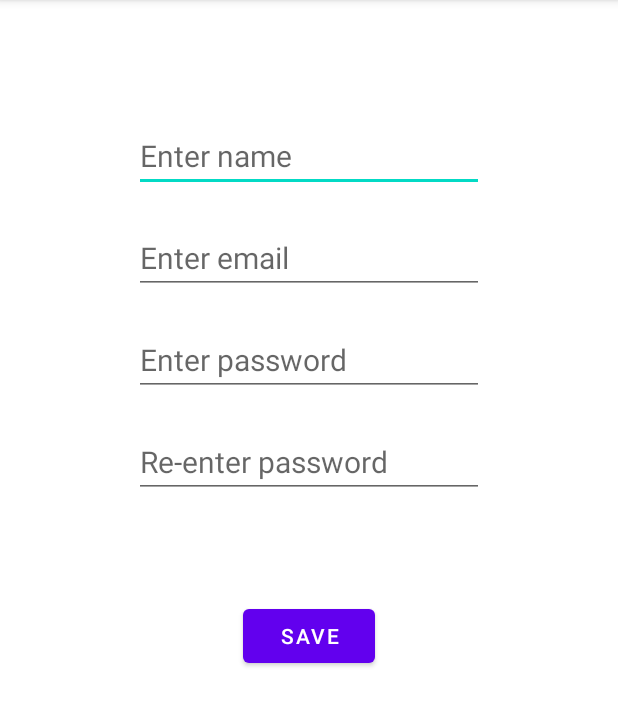
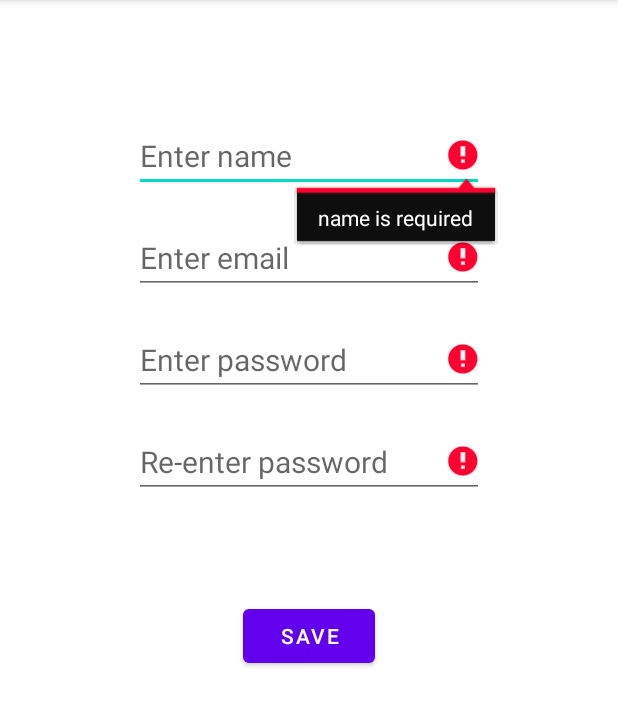
Before and after one commit to leo6liu/TU-CIS-3515-Assignment-02, an Android app: the screen it shows after launch (FormActivity), after a tap on "SAVE", on a phone screen of 412 x 824 dp, the part 84-810 px from its top. Run offline under Robolectric (Android 15) with nearby library versions, the phone set to English and light mode, and no system bars.

Commit message:
form checking and toast creation

```diff
--- a/app/src/main/java/edu/temple/signupform/FormActivity.kt
+++ b/app/src/main/java/edu/temple/signupform/FormActivity.kt
@@ -18,9 +18,40 @@ class FormActivity : AppCompatActivity() {
         val enterPasswordConfirm = findViewById<EditText>(R.id.editTextPasswordConfirm)
         val saveButton = findViewById<Button>(R.id.submitFormButton)
 
-        // define save button click behavior
+        // on save button click, display a welcome toast if all fields are entered and passwords match
         saveButton.setOnClickListener {
-            Toast.makeText(this@FormActivity, "Making a toast!", Toast.LENGTH_SHORT).show()
+            var allFieldsEntered = true
+            var passwordsMatch = true
+
+            // check for blank inputs
+            if (enterName.text.isBlank()) { // disallow only whitespace names
+                allFieldsEntered = false
+                enterName.error = "name is required"
+            }
+            if (enterEmail.text.isBlank()) { // disallow only whitespace emails
+                allFieldsEntered = false
+                enterEmail.error = "email is required"
+            }
+            if (enterPassword.text.isEmpty()) { // allow only whitespace passwords
+                allFieldsEntered = false
+                enterPassword.error = "password is required"
+            }
+            if (enterPasswordConfirm.text.isEmpty()) { // allow only whitespace passwords
+                allFieldsEntered = false
+                enterPasswordConfirm.error = "re-enter password"
+            }
+
+            // check for mismatching passwords
+            if (enterPassword.text.toString() != enterPasswordConfirm.text.toString()) {
+                passwordsMatch = false
+                enterPasswordConfirm.error = "passwords do not match"
+            }
+
+            // make welcome toast if all fields were entered and passwords match
+            if (allFieldsEntered && passwordsMatch) {
+                val toastMessage = "Welcome, ${enterName.text}, to the SignUpForm App!"
+                Toast.makeText(this@FormActivity, toastMessage, Toast.LENGTH_SHORT).show()
+            }
         }
     }
 }
```
